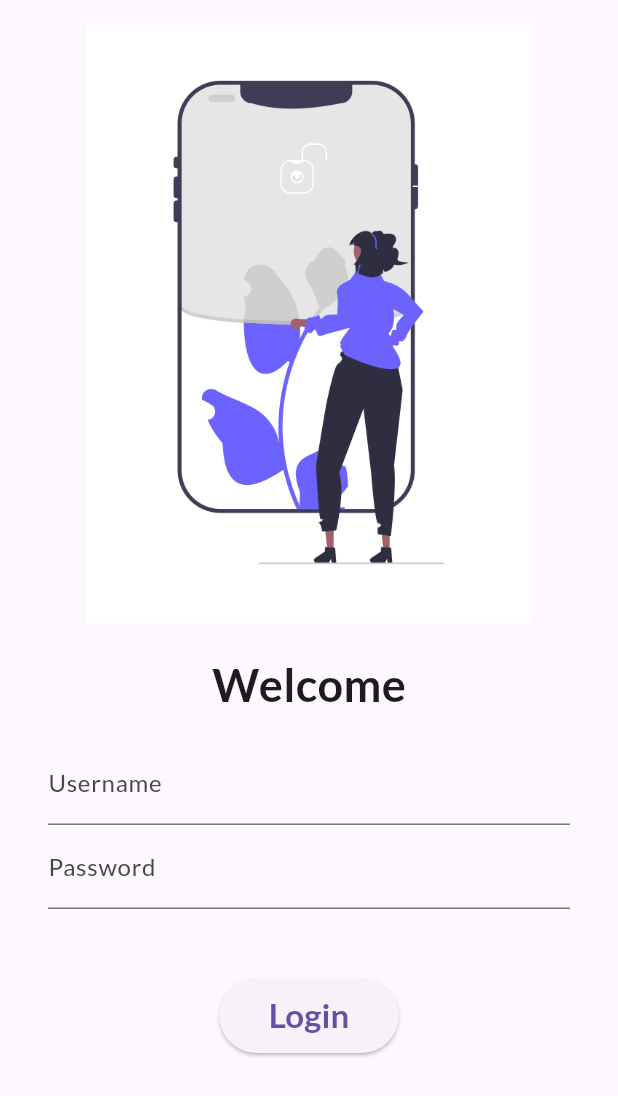
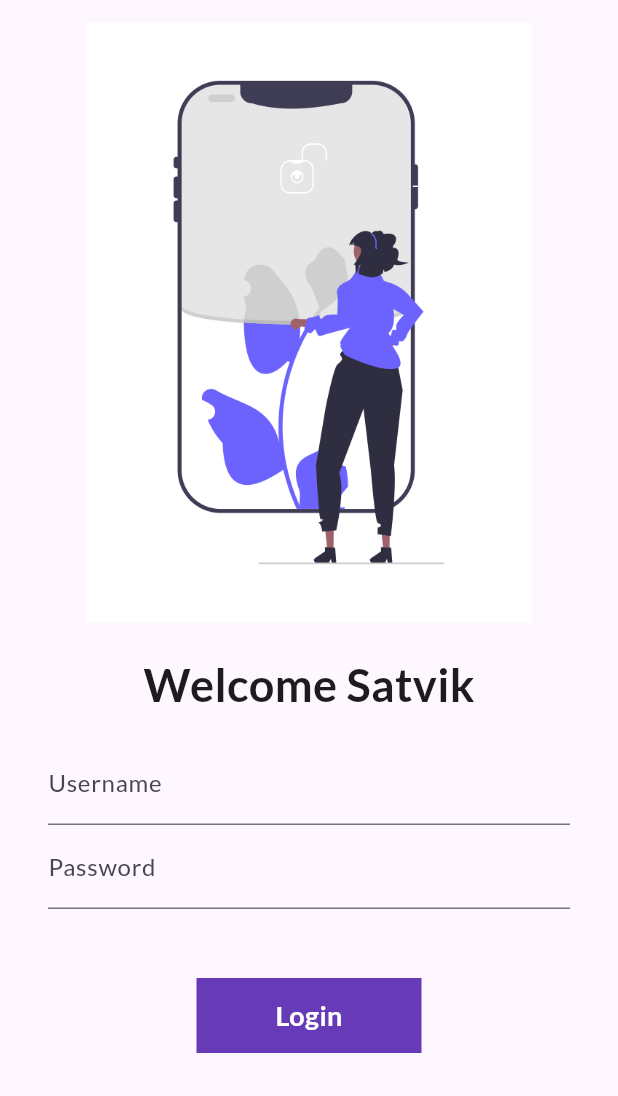
Before and after one commit to satvikcodes/30DaysFlutterCodepur, a Flutter app: the screen it shows after launch, on a phone screen of 412 x 824 dp. Shown: the top 1096 px of the screen. Run offline on Flutter 3.47's test engine with Material 3 defaults, Android fonts, the phone set to English and light mode, and no system bars; our stand-ins replace google_fonts.

Commit message:
day 6 completed

```diff
--- a/lib/pages/login_page.dart
+++ b/lib/pages/login_page.dart
@@ -1,9 +1,16 @@
 import "package:flutter/material.dart";
 import "package:flutter_basics/util/routes.dart";
 
-class LoginPage extends StatelessWidget {
+class LoginPage extends StatefulWidget {
   const LoginPage({super.key});
 
+  @override
+  State<LoginPage> createState() => _LoginPageState();
+}
+
+class _LoginPageState extends State<LoginPage> {
+  String name = "Satvik";
+  bool changeButton = false;
   @override
   Widget build(BuildContext context) {
     return Material(
@@ -25,7 +32,7 @@ class LoginPage extends StatelessWidget {
           height: 20,
         ),
         Text(
-          " Welcome ",
+          " Welcome ${name} ",
           style: TextStyle(
             fontWeight: FontWeight.bold,
             fontSize: 30,
@@ -42,6 +49,10 @@ class LoginPage extends StatelessWidget {
                     "Username",
                   ),
                 ),
+                onChanged: (value) {
+                  name = value;
+                  setState(() {});
+                },
               ),
               TextFormField(
                 obscureText: true,
@@ -58,19 +69,55 @@ class LoginPage extends StatelessWidget {
         SizedBox(
           height: 30,
         ),
-        ElevatedButton(
-          style: TextButton.styleFrom(minimumSize: Size(120, 50)),
-          onPressed: () {
-            Navigator.pushNamed(context, MyRoute.homeRoute);
+        InkWell(
+          onTap: () async {
+            setState(() {
+              changeButton = true;
+            });
+
+            await Future.delayed(Duration(seconds: 1));
+            Navigator.pushNamed(
+              context,
+              MyRoute.homeRoute,
+            );
           },
-          child: Text(
-            "Login",
-            style: TextStyle(
-              fontWeight: FontWeight.bold,
-              fontSize: 22,
+          child: AnimatedContainer(
+            duration: Duration(seconds: 1),
+            alignment: Alignment.center,
+            child: changeButton
+                ? Icon(
+                    Icons.done,
+                    color: Colors.white,
+                  )
+                : Text(
+                    "Login",
+                    style: TextStyle(
+                        fontWeight: FontWeight.bold,
+                        color: Colors.white,
+                        fontSize: 18),
+                  ),
+            width: changeButton ? 50 : 150,
+            height: 50,
+            decoration: BoxDecoration(
+              shape: changeButton ? BoxShape.circle : BoxShape.rectangle,
+              color: Colors.deepPurple,
+              //borderRadius: BorderRadius.circular(10),
             ),
           ),
-        )
+        ),
+        // ElevatedButton(
+        //   style: TextButton.styleFrom(minimumSize: Size(120, 50)),
+        //   onPressed: () {
+        //     Navigator.pushNamed(context, MyRoute.homeRoute);
+        //   },
+        //   child: Text(
+        //     "Login",
+        //     style: TextStyle(
+        //       fontWeight: FontWeight.bold,
+        //       fontSize: 22,
+        //     ),
+        //   ),
+        // )
       ],
     ));
   }
```
